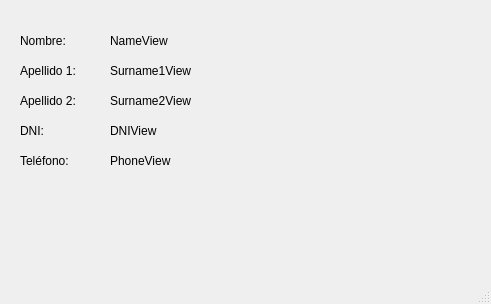
Before: the Qt Designer form FreeWork/ADECUA/AppFinalQt/ClientView.ui in epdelasheras/PYTHON, drawn with Qt 5.
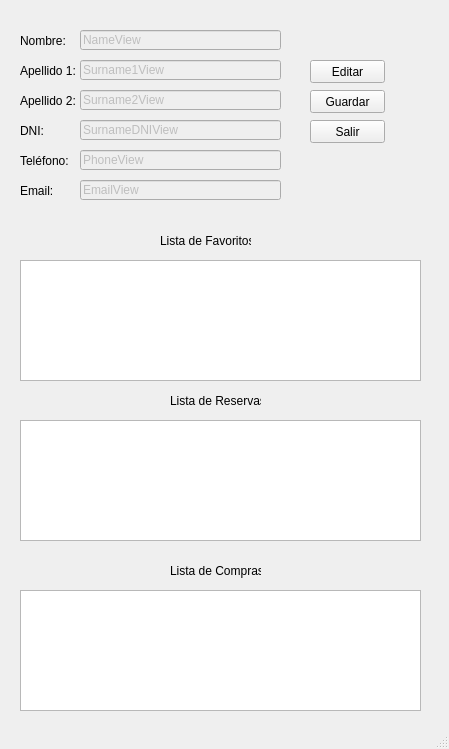
After: the same form once the commit is applied.

Commit message: go on with the client data base.

Diff of the .ui file:
```diff
--- a/FreeWork/ADECUA/AppFinalQt/ClientView.ui
+++ b/FreeWork/ADECUA/AppFinalQt/ClientView.ui
@@ -6,8 +6,8 @@
    <rect>
     <x>0</x>
     <y>0</y>
-    <width>491</width>
-    <height>304</height>
+    <width>449</width>
+    <height>749</height>
    </rect>
   </property>
   <property name="windowTitle">
@@ -79,71 +79,223 @@
      <string>Teléfono:</string>
     </property>
    </widget>
-   <widget class="QLabel" name="labelNameView">
+   <widget class="QLineEdit" name="lineNameView">
+    <property name="enabled">
+     <bool>false</bool>
+    </property>
     <property name="geometry">
      <rect>
-      <x>110</x>
+      <x>80</x>
       <y>30</y>
       <width>201</width>
-      <height>21</height>
+      <height>20</height>
      </rect>
     </property>
     <property name="text">
      <string>NameView</string>
     </property>
    </widget>
-   <widget class="QLabel" name="labelSurname1View">
+   <widget class="QLineEdit" name="lineSurname1View">
+    <property name="enabled">
+     <bool>false</bool>
+    </property>
     <property name="geometry">
      <rect>
-      <x>110</x>
+      <x>80</x>
       <y>60</y>
       <width>201</width>
-      <height>21</height>
+      <height>20</height>
      </rect>
     </property>
     <property name="text">
      <string>Surname1View</string>
     </property>
    </widget>
-   <widget class="QLabel" name="labelSurname2View">
+   <widget class="QLineEdit" name="lineSurname2View">
+    <property name="enabled">
+     <bool>false</bool>
+    </property>
     <property name="geometry">
      <rect>
-      <x>110</x>
+      <x>80</x>
       <y>90</y>
       <width>201</width>
-      <height>21</height>
+      <height>20</height>
      </rect>
     </property>
     <property name="text">
      <string>Surname2View</string>
     </property>
    </widget>
-   <widget class="QLabel" name="labelDNIView">
+   <widget class="QLineEdit" name="lineDNIView">
+    <property name="enabled">
+     <bool>false</bool>
+    </property>
     <property name="geometry">
      <rect>
-      <x>110</x>
+      <x>80</x>
       <y>120</y>
       <width>201</width>
-      <height>21</height>
+      <height>20</height>
      </rect>
     </property>
     <property name="text">
-     <string>DNIView</string>
+     <string>SurnameDNIView</string>
     </property>
    </widget>
-   <widget class="QLabel" name="labelPhoneView">
+   <widget class="QLineEdit" name="linePhoneView">
+    <property name="enabled">
+     <bool>false</bool>
+    </property>
     <property name="geometry">
      <rect>
-      <x>110</x>
+      <x>80</x>
       <y>150</y>
       <width>201</width>
-      <height>21</height>
+      <height>20</height>
      </rect>
     </property>
     <property name="text">
      <string>PhoneView</string>
     </property>
    </widget>
+   <widget class="QPushButton" name="ButtonEdit">
+    <property name="geometry">
+     <rect>
+      <x>310</x>
+      <y>60</y>
+      <width>75</width>
+      <height>23</height>
+     </rect>
+    </property>
+    <property name="text">
+     <string>Editar</string>
+    </property>
+   </widget>
+   <widget class="QPushButton" name="ButtonSave">
+    <property name="geometry">
+     <rect>
+      <x>310</x>
+      <y>90</y>
+      <width>75</width>
+      <height>23</height>
+     </rect>
+    </property>
+    <property name="text">
+     <string>Guardar</string>
+    </property>
+   </widget>
+   <widget class="QPushButton" name="ButtonExit">
+    <property name="geometry">
+     <rect>
+      <x>310</x>
+      <y>120</y>
+      <width>75</width>
+      <height>23</height>
+     </rect>
+    </property>
+    <property name="text">
+     <string>Salir</string>
+    </property>
+   </widget>
+   <widget class="QListWidget" name="listFlatView">
+    <property name="geometry">
+     <rect>
+      <x>20</x>
+      <y>260</y>
+      <width>401</width>
+      <height>121</height>
+     </rect>
+    </property>
+   </widget>
+   <widget class="QLabel" name="LabelFlatView">
+    <property name="geometry">
+     <rect>
+      <x>160</x>
+      <y>230</y>
+      <width>91</width>
+      <height>21</height>
+     </rect>
+    </property>
+    <property name="text">
+     <string>Lista de Favoritos</string>
+    </property>
+   </widget>
+   <widget class="QListWidget" name="listFlatBook">
+    <property name="geometry">
+     <rect>
+      <x>20</x>
+      <y>420</y>
+      <width>401</width>
+      <height>121</height>
+     </rect>
+    </property>
+   </widget>
+   <widget class="QLabel" name="LabelFlatBook">
+    <property name="geometry">
+     <rect>
+      <x>170</x>
+      <y>390</y>
+      <width>91</width>
+      <height>21</height>
+     </rect>
+    </property>
+    <property name="text">
+     <string>Lista de Reservas</string>
+    </property>
+   </widget>
+   <widget class="QListWidget" name="listFlatBuy">
+    <property name="geometry">
+     <rect>
+      <x>20</x>
+      <y>590</y>
+      <width>401</width>
+      <height>121</height>
+     </rect>
+    </property>
+   </widget>
+   <widget class="QLabel" name="LabelFlatBuy">
+    <property name="geometry">
+     <rect>
+      <x>170</x>
+      <y>560</y>
+      <width>91</width>
+      <height>21</height>
+     </rect>
+    </property>
+    <property name="text">
+     <string>Lista de Compras</string>
+    </property>
+   </widget>
+   <widget class="QLabel" name="LabelEmail">
+    <property name="geometry">
+     <rect>
+      <x>20</x>
+      <y>180</y>
+      <width>61</width>
+      <height>21</height>
+     </rect>
+    </property>
+    <property name="text">
+     <string>Email:</string>
+    </property>
+   </widget>
+   <widget class="QLineEdit" name="lineEmailView">
+    <property name="enabled">
+     <bool>false</bool>
+    </property>
+    <property name="geometry">
+     <rect>
+      <x>80</x>
+      <y>180</y>
+      <width>201</width>
+      <height>20</height>
+     </rect>
+    </property>
+    <property name="text">
+     <string>EmailView</string>
+    </property>
+   </widget>
   </widget>
   <widget class="QStatusBar" name="statusbar"/>
  </widget>
```
The commit also changes 6 other files.
